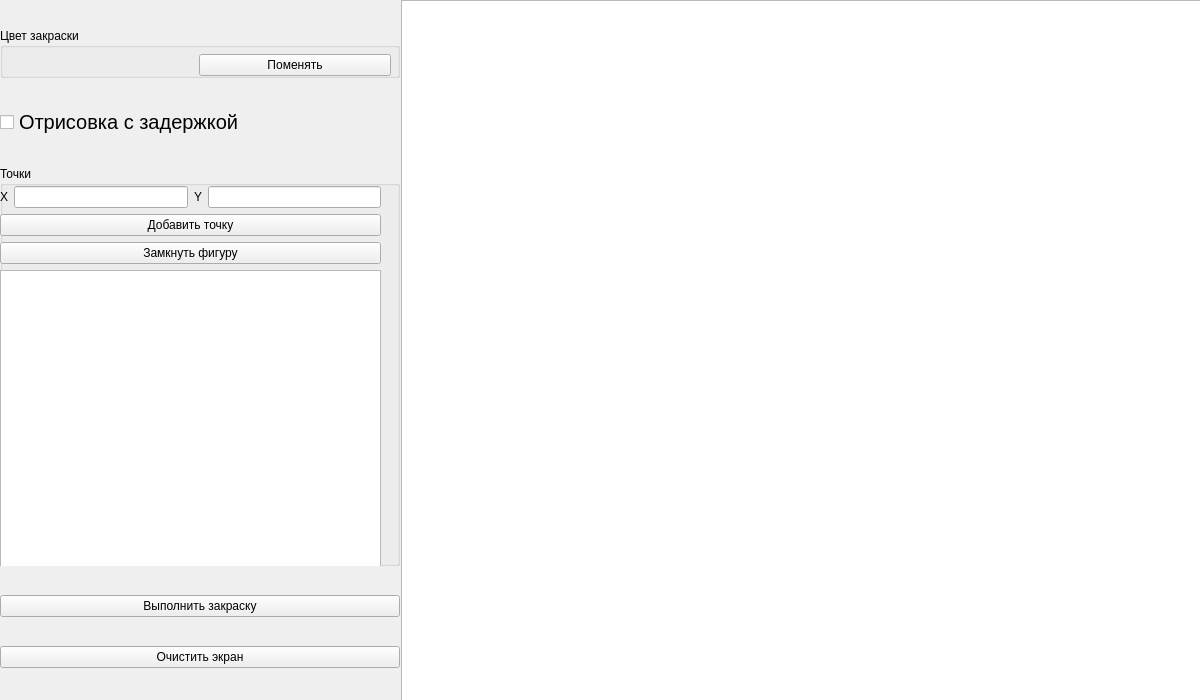
This is Computer_graphics/lab_05/mainwindow.ui in SerPan23/BMSTU_SEM_4 as Qt 5 draws it before an edit. The edited form follows.
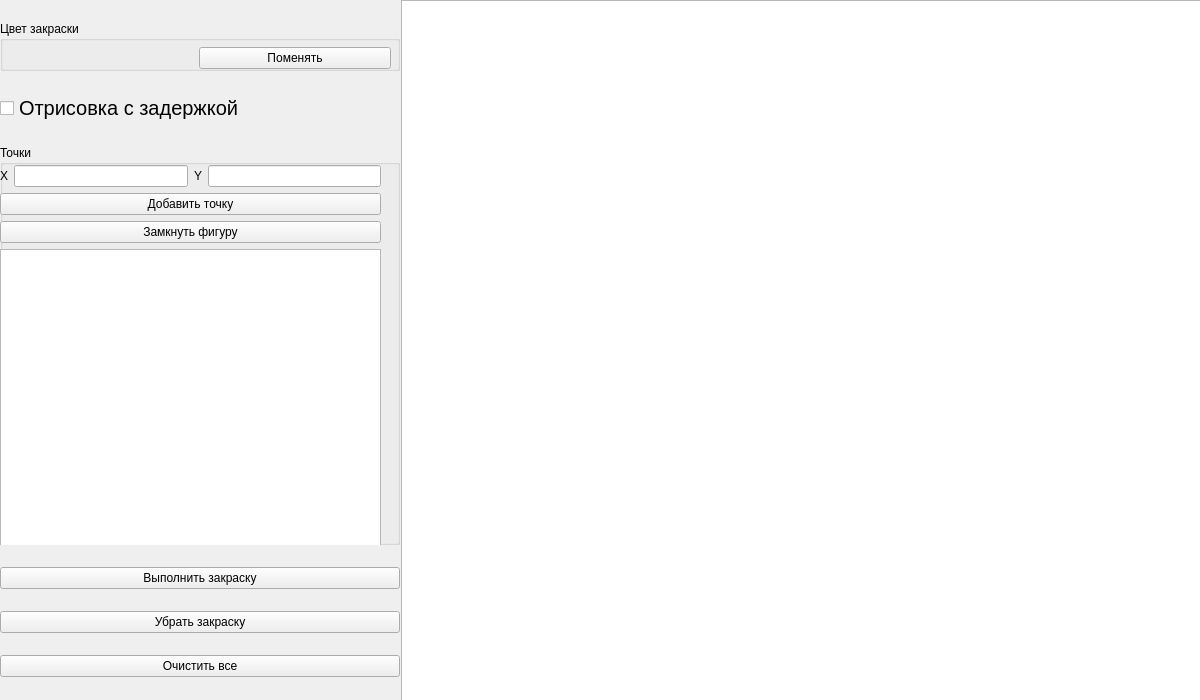
This is the edited form.

```diff
--- a/Computer_graphics/lab_05/mainwindow.ui
+++ b/Computer_graphics/lab_05/mainwindow.ui
@@ -20,7 +20,7 @@
       <x>0</x>
       <y>0</y>
       <width>1201</width>
-      <height>701</height>
+      <height>702</height>
      </rect>
     </property>
     <layout class="QHBoxLayout" name="horizontalLayout" stretch="2,4">
@@ -162,7 +162,14 @@
        <item>
         <widget class="QPushButton" name="btn_clear_screen">
          <property name="text">
-          <string>Очистить экран</string>
+          <string>Убрать закраску</string>
+         </property>
+        </widget>
+       </item>
+       <item>
+        <widget class="QPushButton" name="btn_clear">
+         <property name="text">
+          <string>Очистить все</string>
          </property>
         </widget>
        </item>
```
Left out of the diff: 8 changed lines with no effect on the pictures.
